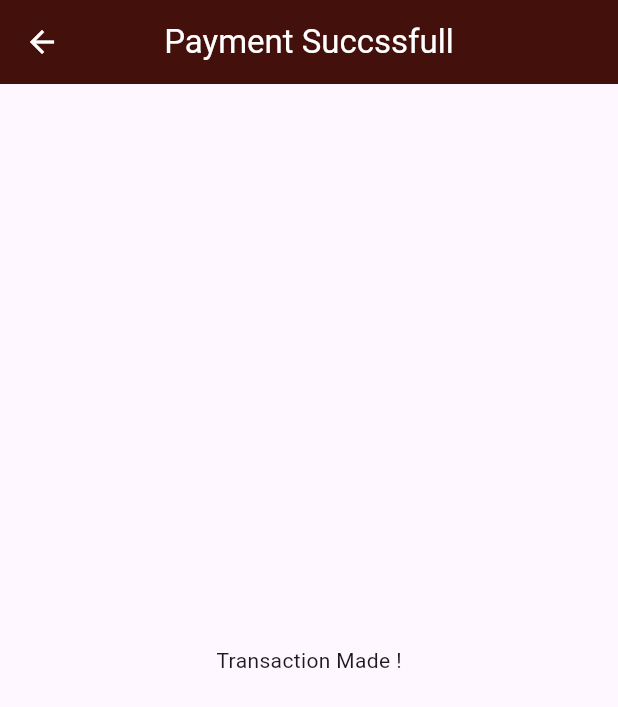
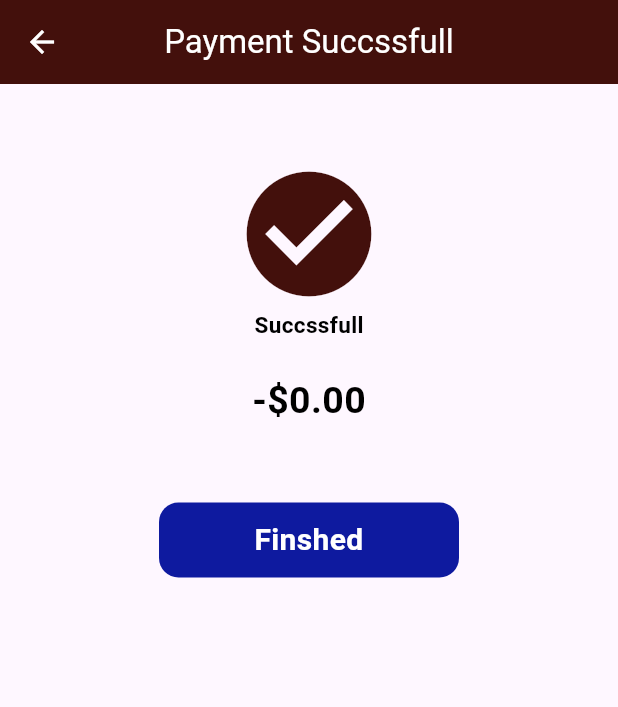
Before and after one commit to tekle-eyesus/flutter-expense-tracker-app, a Flutter app: the PaymentScreen screen opened directly, after a tap on "Pay", on a phone screen of 412 x 824 dp. Shown: the top 707 px of the screen. Run offline on Flutter 3.47's test engine with Material 3 defaults, Android fonts, the phone set to English and light mode, and no system bars.

Commit message:
confirm page added

```diff
--- a/lib/models/cart_model.dart
+++ b/lib/models/cart_model.dart
@@ -63,7 +63,8 @@ class CartModel extends ChangeNotifier {
 
   //list of added cards
   List cartList = [];
-
+  //list to reset the cart list
+  List emptyList = [];
 //getter to ruturn lists
 
   get shopItems => _shopItemsList;
@@ -96,4 +97,17 @@ class CartModel extends ChangeNotifier {
 
     return count.toString();
   }
+
+  String getShoppingDate() {
+    String date = DateTime.now().toString();
+    return date;
+  }
+
+  String clearCart() {
+    for (int i = 0; i < cartList.length; i++) {
+      cartList.removeAt(i);
+    }
+    notifyListeners();
+    return "deleted";
+  }
 }
--- a/lib/pages/paymentConfirmPage.dart
+++ b/lib/pages/paymentConfirmPage.dart
@@ -1,4 +1,7 @@
 import 'package:flutter/material.dart';
+import 'package:provider/provider.dart';
+import 'package:shopping_app/models/cart_model.dart';
+import 'package:shopping_app/pages/homepage.dart';
 
 class ConfirmScreen extends StatelessWidget {
   const ConfirmScreen({super.key});
@@ -12,9 +15,64 @@ class ConfirmScreen extends StatelessWidget {
           title: Text("Payment Succssfull"),
           backgroundColor: Color.fromARGB(255, 67, 16, 12),
         ),
-      body: Center(
-        child: Text("Transaction Made !"),
+        body: Consumer<CartModel>(
+          builder: (context, value, child) {
+            return Column(
+              children: [
+                Container(
+                  margin: EdgeInsets.only(top: 50),
+                  alignment: Alignment.center,
+                  child: Icon(
+                    Icons.check_circle,
+                    color: Color.fromARGB(255, 67, 16, 12),
+                    size: 100,
                   ),
+                ),
+                Text(
+                  "Succssfull",
+                  style: TextStyle(
+                      color: Colors.black,
+                      fontSize: 15,
+                      fontWeight: FontWeight.bold),
+                ),
+                Container(
+                  margin: EdgeInsets.only(top: 22),
+                  child: Text(
+                    '-' + '\$' + value.calculateItemPrice(),
+                    style: TextStyle(
+                        color: Colors.black,
+                        fontSize: 25,
+                        fontWeight: FontWeight.bold),
+                  ),
+                ),
+                GestureDetector(
+                  onTap: () => Navigator.push(context,
+                      MaterialPageRoute(builder: (context) {
+                    print(value.clearCart());
+                    return HomePage();
+                  })),
+                  child: Container(
+                    margin: EdgeInsets.only(top: 50),
+                    width: 200,
+                    height: 50,
+                    alignment: Alignment.center,
+                    decoration: BoxDecoration(
+                        color: Color.fromARGB(255, 14, 26, 159),
+                        borderRadius: BorderRadius.circular(13),
+                        border: Border(top: BorderSide.none)),
+                    child: Text(
+                      "Finshed",
+                      style: TextStyle(
+                          fontSize: 20,
+                          fontWeight: FontWeight.bold,
+                          color: Color.fromARGB(255, 255, 255, 255)),
+                      textAlign: TextAlign.center,
+                    ),
+                  ),
+                )
+              ],
             );
+          },
+        ));
   }
 }
--- a/lib/pages/paymentScreen.dart
+++ b/lib/pages/paymentScreen.dart
@@ -1,6 +1,8 @@
 import 'package:flutter/cupertino.dart';
 import 'package:flutter/material.dart';
 import 'package:flutter/widgets.dart';
+import 'package:provider/provider.dart';
+import 'package:shopping_app/models/cart_model.dart';
 import 'package:shopping_app/pages/homepage.dart';
 import 'package:shopping_app/pages/paymentConfirmPage.dart';
 
@@ -18,7 +20,8 @@ class PaymentScreen extends StatelessWidget {
                 fontSize: 20, fontWeight: FontWeight.bold, color: Colors.black),
           ),
         ),
-        body: Column(
+        body: Consumer<CartModel>(builder: (context, value, child) {
+          return Column(
             children: [
               Padding(
                 padding: const EdgeInsets.all(15),
@@ -46,7 +49,7 @@ class PaymentScreen extends StatelessWidget {
                                 ),
                               ),
                               Text(
-                              "33ETB",
+                                '\$' + value.calculateItemPrice(),
                                 textAlign: TextAlign.justify,
                                 style: TextStyle(
                                   color: Colors.white,
@@ -70,11 +73,11 @@ class PaymentScreen extends StatelessWidget {
                                 ),
                               ),
                               Text(
-                              "22/09/94",
+                                value.getShoppingDate(),
                                 textAlign: TextAlign.justify,
                                 style: TextStyle(
                                   color: Colors.white,
-                                fontSize: 20,
+                                  fontSize: 15,
                                   fontWeight: FontWeight.normal,
                                 ),
                               ),
@@ -94,7 +97,7 @@ class PaymentScreen extends StatelessWidget {
                                 ),
                               ),
                               Text(
-                              "5",
+                                value.calculateTotalItems(),
                                 textAlign: TextAlign.justify,
                                 style: TextStyle(
                                   color: Colors.white,
@@ -133,8 +136,8 @@ class PaymentScreen extends StatelessWidget {
                 ),
               ),
               GestureDetector(
-              onTap: () =>
-                  Navigator.push(context, MaterialPageRoute(builder: (context) {
+                onTap: () => Navigator.push(context,
+                    MaterialPageRoute(builder: (context) {
                   return ConfirmScreen();
                 })),
                 child: Container(
@@ -157,8 +160,8 @@ class PaymentScreen extends StatelessWidget {
                 ),
               ),
               GestureDetector(
-              onTap: () =>
-                  Navigator.push(context, MaterialPageRoute(builder: (context) {
+                onTap: () => Navigator.push(context,
+                    MaterialPageRoute(builder: (context) {
                   return HomePage();
                 })),
                 child: Container(
@@ -181,6 +184,7 @@ class PaymentScreen extends StatelessWidget {
                 ),
               )
             ],
-        ));
+          );
+        }));
   }
 }
```
Lines whose indentation alone changed are shown as unchanged.
